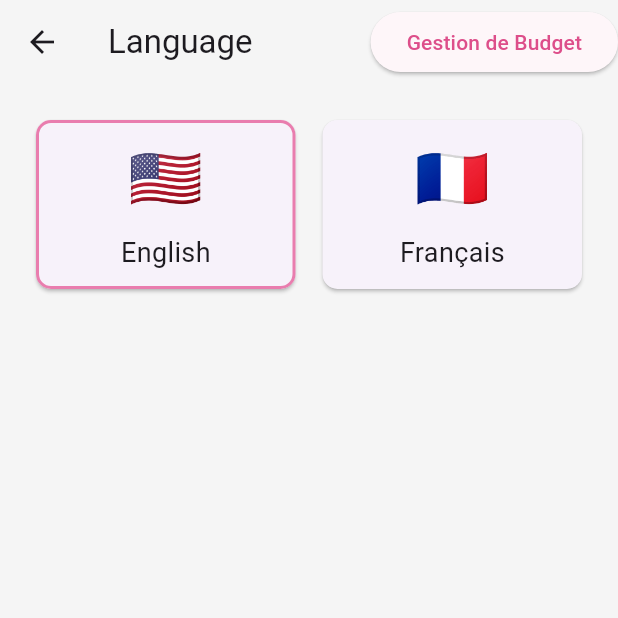
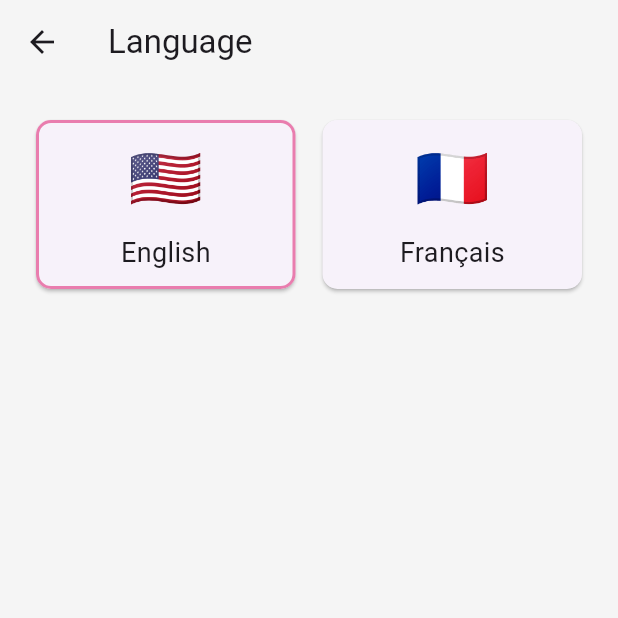
Before and after one commit to TheoBourdel/wedding-app, a Flutter app: the ProfilePage screen opened directly, after a tap on "Language", on a phone screen of 412 x 824 dp, the top half of it. Run offline on Flutter 3.47's test engine with Material 3 defaults, Android fonts, the phone set to English and light mode, and no system bars; our stand-ins replace bloc, equatable, firebase_core, firebase_messaging, fl_chart, flutter_bloc and 12 more; missing offline and left inert: date_count_down; accounts and stored records are empty; generated files the repository leaves out were written again; project files that could hold a hidden picture were left out.

Commit message:
some design fix

```diff
--- a/client/lib/features/organizer/widgets/organizer_card.dart
+++ b/client/lib/features/organizer/widgets/organizer_card.dart
@@ -35,7 +35,7 @@ class OrganizerCard extends StatelessWidget {
         ]
       ),
       subtitle: Text(organizer.email),
-      trailing: userRole == "marry"
+      trailing: (userRole == "marry" && organizer.role != "marry")
         ? IconButton(
           icon: const Icon(Icons.delete),
           onPressed: () {
--- a/client/lib/features/profile/bloc/profile_bloc.dart
+++ b/client/lib/features/profile/bloc/profile_bloc.dart
@@ -24,7 +24,6 @@ class ProfileBloc extends Bloc<ProfileEvent, ProfileState> {
       emit(state.copyWith(status: ProfileStatus.loading));
       try {
         await userRepository.updateUser(event.user);
-        // update user in state
         final updatedUser = event.user;
         emit(state.copyWith(status: ProfileStatus.success, user: updatedUser));
 
--- a/client/lib/features/profile/pages/language_page.dart
+++ b/client/lib/features/profile/pages/language_page.dart
@@ -4,36 +4,9 @@ import 'package:flutter/material.dart';
 import 'package:provider/provider.dart';
 import 'package:shared_preferences/shared_preferences.dart';
 import 'package:flutter_gen/gen_l10n/app_localization.dart';
-import 'package:client/services/user_service.dart';
-import 'package:client/features/budget/pages/category_budget_page.dart';
-import 'package:client/features/auth/bloc/auth_bloc.dart';
-import '../../auth/bloc/auth_state.dart';
 
 class LanguagePage extends StatelessWidget {
   const LanguagePage({super.key});
-
-  Future<void> navigateToCategoryBudget(BuildContext context) async {
-    final authState = context.read<AuthBloc>().state;
-    final userId = authState is Authenticated ? authState.userId : null;
-    final UserService userService = UserService();
-    try {
-      int weddingId = await userService.getWeddingIdByUserId(userId!);
-      if (context.mounted) {
-        Navigator.push(
-          context,
-          MaterialPageRoute(
-            builder: (context) => CategoryBudgetPage(weddingId: weddingId),
-          ),
-        );
-      }
-    } catch (e) {
-      if (context.mounted) {
-        ScaffoldMessenger.of(context).showSnackBar(
-          SnackBar(content: Text('Failed to get wedding ID: $e')),
-        );
-      }
-    }
-  }
 
   Widget _buildLanguagePicker(BuildContext context) {
     final localeProvider = Provider.of<LocaleProvider>(context, listen: false);
@@ -97,20 +70,6 @@ class LanguagePage extends StatelessWidget {
       appBar: AppBar(
         title: Text(AppLocalizations.of(context)!.language),
         backgroundColor: Colors.grey[100],
-        actions: [
-          ElevatedButton(
-            onPressed: () {
-              navigateToCategoryBudget(context);
-            },
-            style: ElevatedButton.styleFrom(
-              backgroundColor: AppColors.lightPink, // bouton de couleur rose clair
-            ),
-            child: Text(
-              'Gestion de Budget',
-              style: TextStyle(color: AppColors.pink), // texte de couleur rose
-            ),
-          ),
-        ],
       ),
       body: SafeArea(
         child: Padding(
--- a/client/lib/features/profile/pages/profile_page.dart
+++ b/client/lib/features/profile/pages/profile_page.dart
@@ -12,28 +12,47 @@ class ProfilePage extends StatelessWidget {
   @override
   Widget build(BuildContext context) {
     return Scaffold(
-      backgroundColor: Colors.grey[100],
-      body: SafeArea(
-        child: Padding(padding: const EdgeInsets.all(20),
-          child: Column(
+      appBar: AppBar(
+        excludeHeaderSemantics: true,
+        title: const Column(
+          children: [
+            Row(
+              mainAxisAlignment: MainAxisAlignment.spaceBetween,
+              children: [
+                Column(
                   crossAxisAlignment: CrossAxisAlignment.start,
                   children: [
-              const Text(
+                    Text(
                       "Gérer votre profil",
                       style: TextStyle(
-                  fontSize: 22,
-                  fontWeight: FontWeight.bold,
+                        fontSize: 24,
+                        fontWeight: FontWeight.w600,
                       ),
                     ),
-              const SizedBox(height: 10),
-              const Text(
-                "Your profile information",
+                    Text(
+                      "Les informations de votre profil",
                       style: TextStyle(
-                  fontSize: 14,
+                        fontSize: 16,
                       ),
                     ),
-              const SizedBox(height: 50),
-              Column(
+                  ],
+                )
+              ],
+            ),
+          ],
+        ),
+        bottom: PreferredSize(
+          preferredSize: const Size.fromHeight(4.0),
+          child: Container(
+            color: Colors.grey[300],
+            height: 1.0,
+          ),
+        ),
+      ),
+      backgroundColor: Colors.grey[100],
+      body: Padding(
+        padding: const EdgeInsets.only(left: 20, top: 20, right: 20, bottom: 0),
+        child: Column(
           crossAxisAlignment: CrossAxisAlignment.start,
             children: [
               Container(
@@ -187,7 +206,6 @@ class ProfilePage extends StatelessWidget {
                 ),
               ),
               const SizedBox(height: 20),
-
               InkWell(
                 onTap: () async {
                   context.read<AuthBloc>().add(const SignOutEvent());
@@ -232,8 +250,6 @@ class ProfilePage extends StatelessWidget {
                             ),
                           ],
                         ),
-                            const Spacer(),
-                            //const Icon(Icons.chevron_right)
                       ],
                     ),
                   ),
@@ -241,10 +257,7 @@ class ProfilePage extends StatelessWidget {
               )
             ],
         ),
-            ],
       ),
-        ),
-      )
     );
   }
 }
```
Also changed, not shown: client/lib/features/wedding/pages/wedding_info_page.dart (+4 -4 lines). Lines whose indentation alone changed are shown as unchanged.
